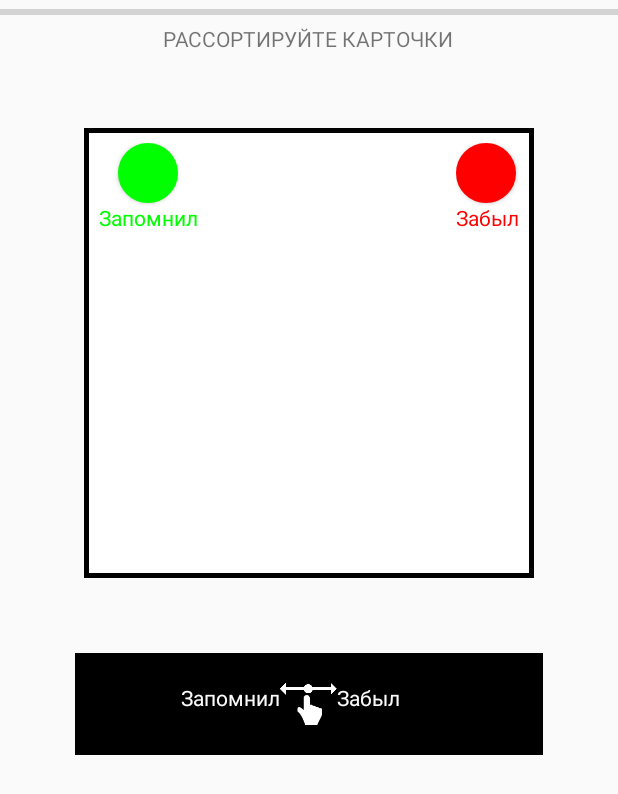
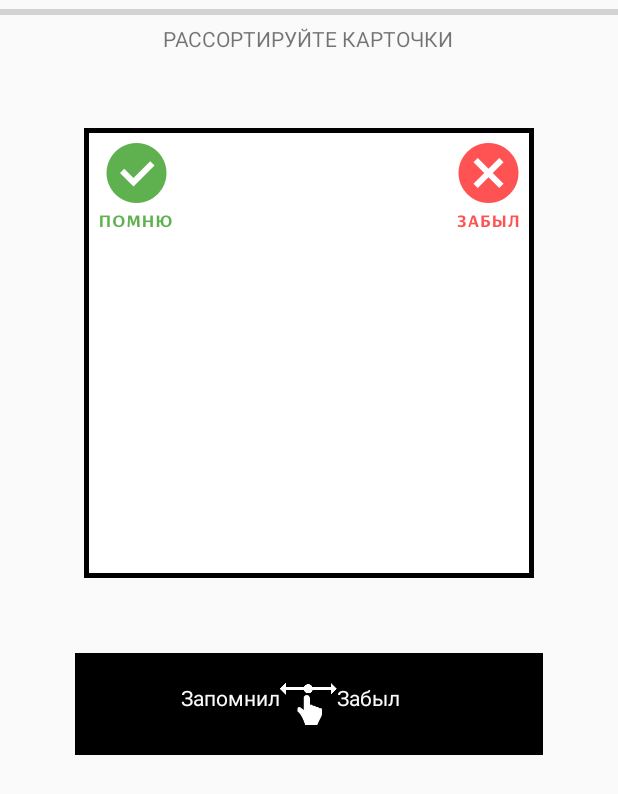
Before and after one commit to shmakova/Hackathon, an Android app: the layout fragment_cards.xml on its own in the app's theme, with its tools: preview values and no code run, on a phone screen of 412 x 824 dp. Shown: the top 794 px of the screen. Run offline under Robolectric (Android 15) with nearby library versions, the phone set to English and light mode, and no system bars.

Commit message:
no message

```diff
--- a/app/src/main/res/layout/fragment_cards.xml
+++ b/app/src/main/res/layout/fragment_cards.xml
@@ -28,51 +28,27 @@
         android:scaleType="centerCrop"
         android:layout_gravity="center" >
 
-        <LinearLayout
+        <ImageView
             android:id="@+id/btnOk"
             android:layout_width="wrap_content"
             android:layout_height="wrap_content"
             android:layout_margin="10dp"
             android:layout_alignParentStart="true"
             android:layout_alignParentLeft="true"
-            android:orientation="vertical">
-            <Button
-                android:gravity="center"
-                android:layout_gravity="center"
-                android:layout_width="40dp"
-                android:layout_height="40dp"
-                android:background="@drawable/btn_ok_background"
-                />
-            <TextView
-                android:layout_width="wrap_content"
-                android:layout_height="wrap_content"
-                android:gravity="center"
-                android:layout_gravity="center"
-                android:text="@string/remembered"
-                style="@style/success_text"/>
-        </LinearLayout>
+            android:orientation="vertical"
+            android:src="@drawable/btn_true">
+        </ImageView>
 
-        <LinearLayout
+        <ImageView
             android:id="@+id/btnCancel"
             android:layout_width="wrap_content"
             android:layout_height="wrap_content"
             android:layout_alignParentEnd="true"
             android:layout_alignParentRight="true"
             android:layout_margin="10dp"
-            android:orientation="vertical">
-            <Button
-                android:layout_width="40dp"
-                android:layout_height="40dp"
-                android:background="@drawable/btn_cancel_background"
-                 />
-            <TextView
-                android:layout_width="wrap_content"
-                android:layout_height="wrap_content"
-                android:gravity="center"
-                android:layout_gravity="center"
-                android:text="@string/forget"
-                style="@style/cancel_text"/>
-        </LinearLayout>
+            android:orientation="vertical"
+            android:src="@drawable/btn_false">
+        </ImageView>
 
 
         <TextView
```
Also changed, not shown: app/src/main/res/drawable-hdpi/btn_false.png (added), app/src/main/res/drawable-hdpi/btn_true.png (added), app/src/main/res/drawable-mdpi/btn_false.png (added), app/src/main/res/drawable-mdpi/btn_true.png (added), app/src/main/res/drawable-xhdpi/btn_false.png (added), app/src/main/res/drawable-xhdpi/btn_true.png (added), app/src/main/res/drawable-xxhdpi/btn_false.png (added), app/src/main/res/drawable-xxhdpi/btn_true.png (added), app/src/main/res/drawable-xxxhdpi/btn_false.png (added), app/src/main/res/drawable-xxxhdpi/btn_true.png (added).
